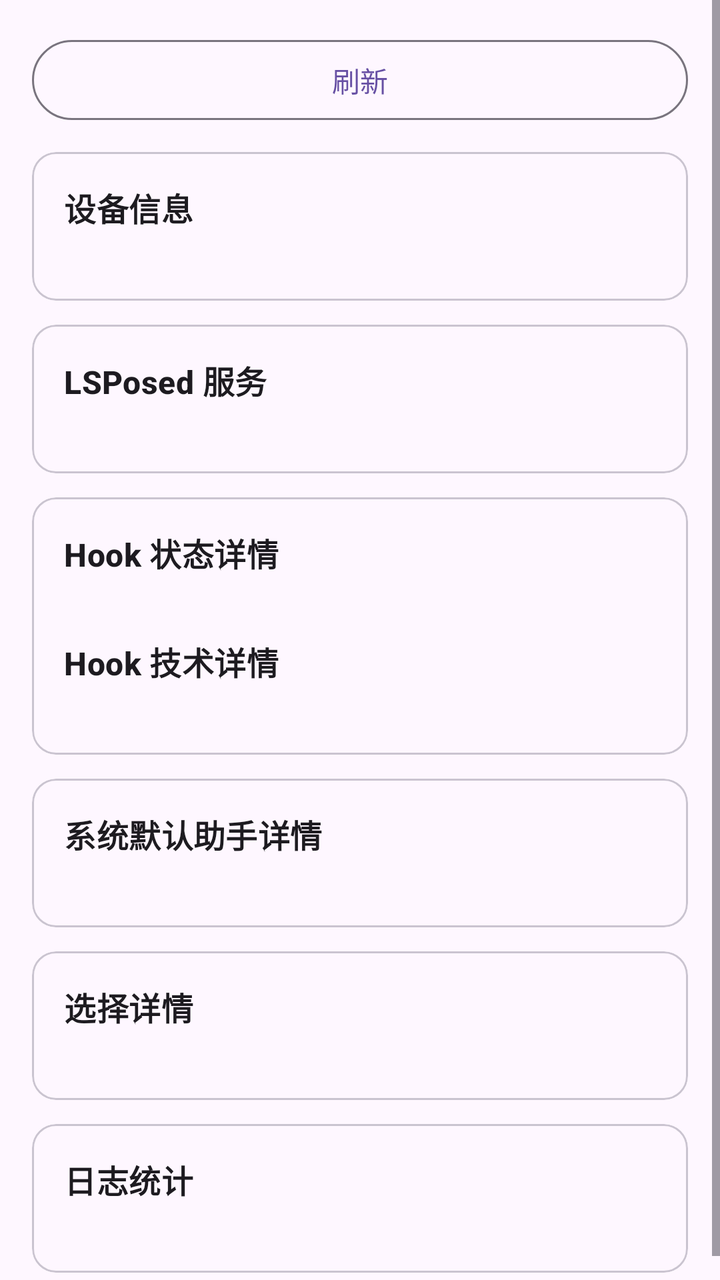
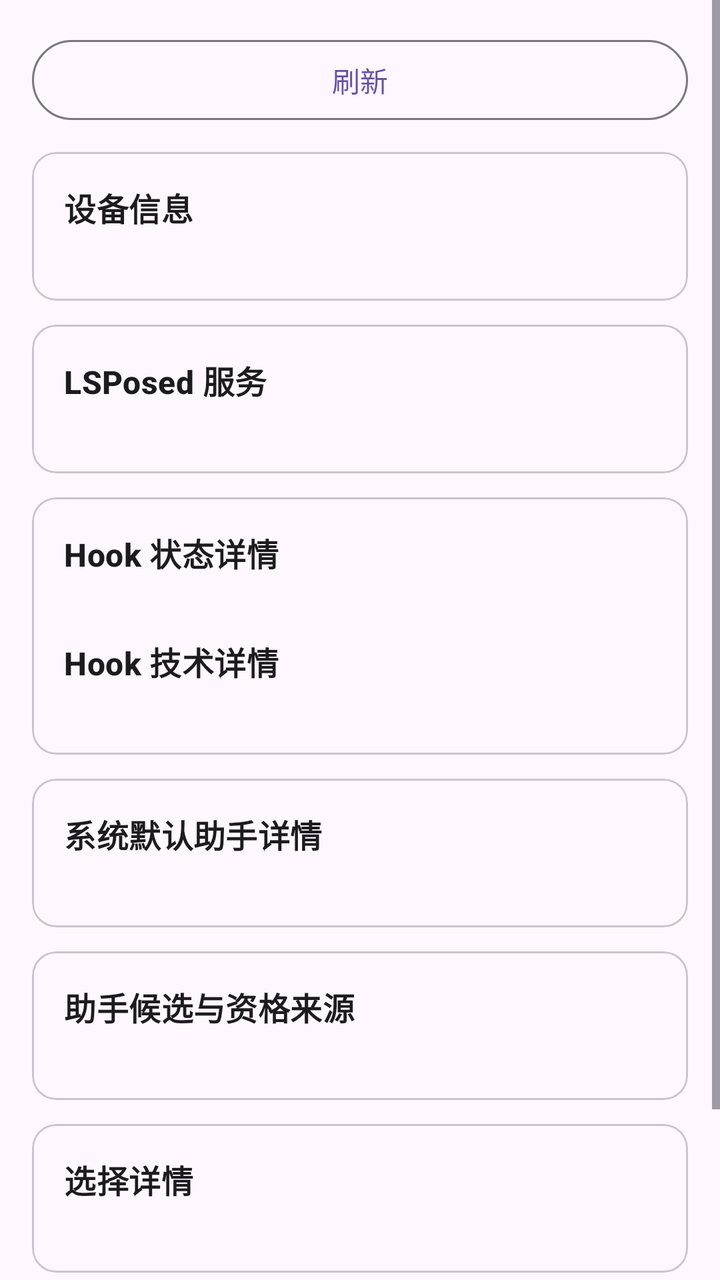

Before-and-after screenshots of an Android layout around one commit, followed by the original layout XML and the change that was made.
<!-- AndroidManifest.xml: application theme Theme.Ouhuan -->
<!-- res/layout/activity_diagnostics.xml -->
<?xml version="1.0" encoding="utf-8"?>
<ScrollView xmlns:android="http://schemas.android.com/apk/res/android"
    android:layout_width="match_parent"
    android:layout_height="match_parent">

    <LinearLayout
        android:layout_width="match_parent"
        android:layout_height="wrap_content"
        android:orientation="vertical"
        android:padding="16dp">

        <com.google.android.material.button.MaterialButton
            android:id="@+id/btnRefresh"
            style="@style/Widget.Material3.Button.OutlinedButton"
            android:layout_width="match_parent"
            android:layout_height="wrap_content"
            android:layout_marginBottom="12dp"
            android:text="@string/btn_refresh" />

        <com.google.android.material.card.MaterialCardView
            android:layout_width="match_parent"
            android:layout_height="wrap_content"
            android:layout_marginBottom="12dp">

            <LinearLayout
                android:layout_width="match_parent"
                android:layout_height="wrap_content"
                android:orientation="vertical"
                android:padding="16dp">

                <TextView
                    style="@style/SectionTitle"
                    android:layout_width="wrap_content"
                    android:layout_height="wrap_content"
                    android:text="@string/diagnostics_device" />

                <TextView
                    android:id="@+id/tvDevice"
                    android:layout_width="match_parent"
                    android:layout_height="wrap_content"
                    android:textIsSelectable="true" />
            </LinearLayout>
        </com.google.android.material.card.MaterialCardView>

        <com.google.android.material.card.MaterialCardView
            android:layout_width="match_parent"
            android:layout_height="wrap_content"
            android:layout_marginBottom="12dp">

            <LinearLayout
                android:layout_width="match_parent"
                android:layout_height="wrap_content"
                android:orientation="vertical"
                android:padding="16dp">

                <TextView
                    style="@style/SectionTitle"
                    android:layout_width="wrap_content"
                    android:layout_height="wrap_content"
                    android:text="@string/diagnostics_service" />

                <TextView
                    android:id="@+id/tvService"
                    android:layout_width="match_parent"
                    android:layout_height="wrap_content"
                    android:textIsSelectable="true" />
            </LinearLayout>
        </com.google.android.material.card.MaterialCardView>

        <com.google.android.material.card.MaterialCardView
            android:layout_width="match_parent"
            android:layout_height="wrap_content"
            android:layout_marginBottom="12dp">

            <LinearLayout
                android:layout_width="match_parent"
                android:layout_height="wrap_content"
                android:orientation="vertical"
                android:padding="16dp">

                <TextView
                    style="@style/SectionTitle"
                    android:layout_width="wrap_content"
                    android:layout_height="wrap_content"
                    android:text="@string/diagnostics_hook" />

                <TextView
                    android:id="@+id/tvHook"
                    android:layout_width="match_parent"
                    android:layout_height="wrap_content"
                    android:textIsSelectable="true" />

                <TextView
                    style="@style/SectionTitle"
                    android:layout_width="wrap_content"
                    android:layout_height="wrap_content"
                    android:layout_marginTop="12dp"
                    android:text="@string/diagnostics_hook_tech" />

                <TextView
                    android:id="@+id/tvHookTech"
                    android:layout_width="match_parent"
                    android:layout_height="wrap_content"
                    android:textIsSelectable="true" />
            </LinearLayout>
        </com.google.android.material.card.MaterialCardView>

        <com.google.android.material.card.MaterialCardView
            android:layout_width="match_parent"
            android:layout_height="wrap_content"
            android:layout_marginBottom="12dp">

            <LinearLayout
                android:layout_width="match_parent"
                android:layout_height="wrap_content"
                android:orientation="vertical"
                android:padding="16dp">

                <TextView
                    style="@style/SectionTitle"
                    android:layout_width="wrap_content"
                    android:layout_height="wrap_content"
                    android:text="@string/diagnostics_assistant_detail" />

                <TextView
                    android:id="@+id/tvAssistantDetail"
                    android:layout_width="match_parent"
                    android:layout_height="wrap_content"
                    android:textIsSelectable="true" />
            </LinearLayout>
        </com.google.android.material.card.MaterialCardView>

        <com.google.android.material.card.MaterialCardView
            android:layout_width="match_parent"
            android:layout_height="wrap_content"
            android:layout_marginBottom="12dp">

            <LinearLayout
                android:layout_width="match_parent"
                android:layout_height="wrap_content"
                android:orientation="vertical"
                android:padding="16dp">

                <TextView
                    style="@style/SectionTitle"
                    android:layout_width="wrap_content"
                    android:layout_height="wrap_content"
                    android:text="@string/diagnostics_selection_detail" />

                <TextView
                    android:id="@+id/tvSelection"
                    android:layout_width="match_parent"
                    android:layout_height="wrap_content"
                    android:textIsSelectable="true" />
            </LinearLayout>
        </com.google.android.material.card.MaterialCardView>

        <com.google.android.material.card.MaterialCardView
            android:layout_width="match_parent"
            android:layout_height="wrap_content">

            <LinearLayout
                android:layout_width="match_parent"
                android:layout_height="wrap_content"
                android:orientation="vertical"
                android:padding="16dp">

                <TextView
                    style="@style/SectionTitle"
                    android:layout_width="wrap_content"
                    android:layout_height="wrap_content"
                    android:text="@string/diagnostics_stats" />

                <TextView
                    android:id="@+id/tvStats"
                    android:layout_width="match_parent"
                    android:layout_height="wrap_content"
                    android:textIsSelectable="true" />
            </LinearLayout>
        </com.google.android.material.card.MaterialCardView>
    </LinearLayout>
</ScrollView>
<!-- resources referenced by this layout -->
<resources>
  <string name="btn_refresh">刷新</string>
  <string name="diagnostics_assistant_detail">系统默认助手详情</string>
  <string name="diagnostics_device">设备信息</string>
  <string name="diagnostics_hook">Hook 状态详情</string>
  <string name="diagnostics_hook_tech">Hook 技术详情</string>
  <string name="diagnostics_selection_detail">选择详情</string>
  <string name="diagnostics_service">LSPosed 服务</string>
  <string name="diagnostics_stats">日志统计</string>
  <style name="SectionTitle" parent="TextAppearance.Material3.TitleMedium">
          <item name="android:textStyle">bold</item>
      </style>
  <style name="Theme.Ouhuan" parent="Theme.Material3.DayNight" />
</resources>

<!-- the commit's change to res/layout/activity_diagnostics.xml (unified diff, before → after) -->
@@ -145,6 +145,31 @@
                     style="@style/SectionTitle"
                     android:layout_width="wrap_content"
                     android:layout_height="wrap_content"
+                    android:text="@string/diagnostics_candidates" />
+
+                <TextView
+                    android:id="@+id/tvCandidates"
+                    android:layout_width="match_parent"
+                    android:layout_height="wrap_content"
+                    android:textIsSelectable="true" />
+            </LinearLayout>
+        </com.google.android.material.card.MaterialCardView>
+
+        <com.google.android.material.card.MaterialCardView
+            android:layout_width="match_parent"
+            android:layout_height="wrap_content"
+            android:layout_marginBottom="12dp">
+
+            <LinearLayout
+                android:layout_width="match_parent"
+                android:layout_height="wrap_content"
+                android:orientation="vertical"
+                android:padding="16dp">
+
+                <TextView
+                    style="@style/SectionTitle"
+                    android:layout_width="wrap_content"
+                    android:layout_height="wrap_content"
                     android:text="@string/diagnostics_selection_detail" />
 
                 <TextView
<!-- resource entries referenced after the edit -->
@@ -2,6 +2,7 @@
 <resources>
   <string name="btn_refresh">刷新</string>
   <string name="diagnostics_assistant_detail">系统默认助手详情</string>
+  <string name="diagnostics_candidates">助手候选与资格来源</string>
   <string name="diagnostics_device">设备信息</string>
   <string name="diagnostics_hook">Hook 状态详情</string>
   <string name="diagnostics_hook_tech">Hook 技术详情</string>
